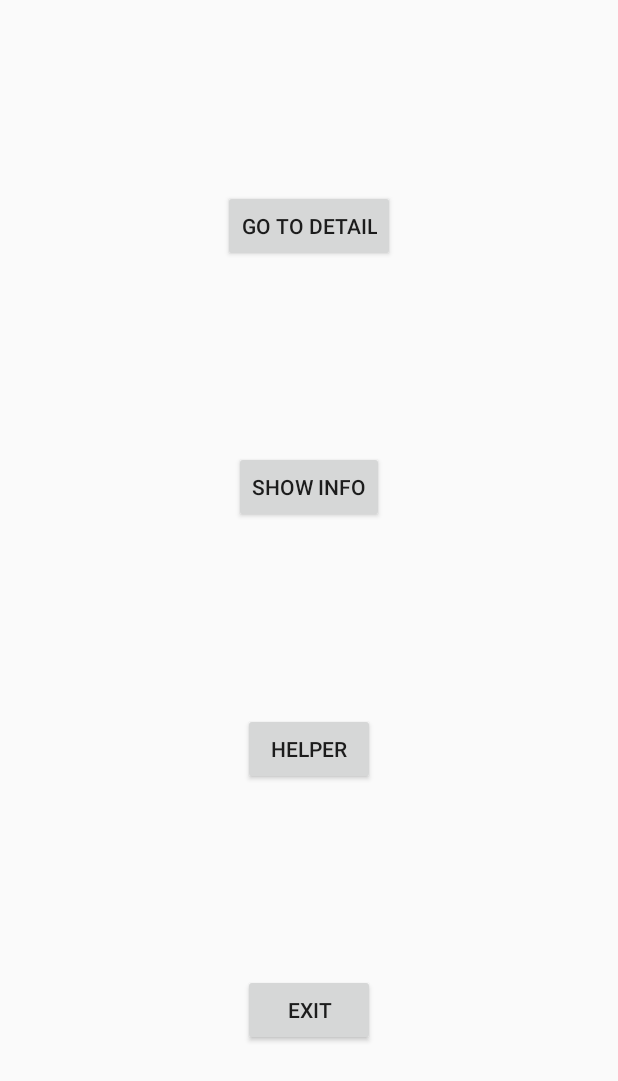
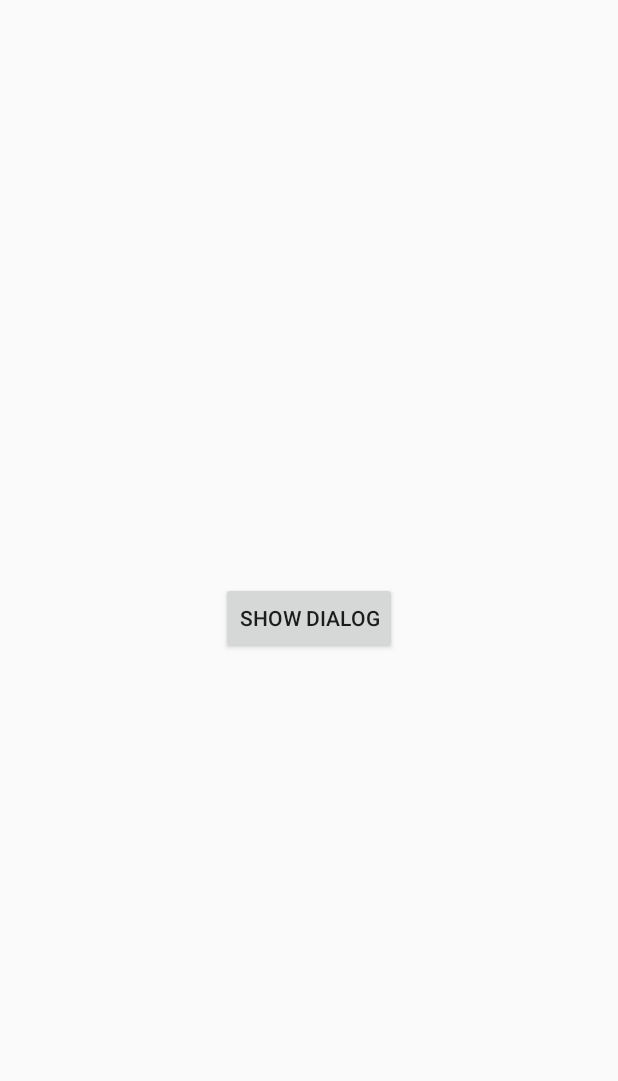
Before and after one commit to zavanton321/cicerone-demo, an Android app: the layout fragment_main.xml on its own in the app's theme, with its tools: preview values and no code run, on a phone screen of 412 x 824 dp. Shown: the top 1081 px of the screen. Run offline under Robolectric (Android 15) with nearby library versions, the phone set to English and light mode, and no system bars.

```diff
--- a/app/src/main/AndroidManifest.xml
+++ b/app/src/main/AndroidManifest.xml
@@ -21,7 +21,5 @@
             </intent-filter>
         </activity>
 
-        <activity android:name=".info.InfoActivity" />
-
     </application>
 </manifest>
--- a/app/src/main/res/layout/fragment_main.xml
+++ b/app/src/main/res/layout/fragment_main.xml
@@ -6,41 +6,11 @@
     android:orientation="vertical">
 
     <Button
-        android:id="@+id/okButton"
-        android:layout_width="wrap_content"
-        android:layout_height="wrap_content"
-        android:text="Go to detail"
-        app:layout_constraintBottom_toTopOf="@id/infoButton"
-        app:layout_constraintEnd_toEndOf="parent"
-        app:layout_constraintStart_toStartOf="parent"
-        app:layout_constraintTop_toTopOf="parent" />
-
-    <Button
-        android:id="@+id/infoButton"
-        android:text="Show Info"
+        android:id="@+id/showDialogButton"
+        android:text="Show Dialog"
         app:layout_constraintStart_toStartOf="parent"
         app:layout_constraintEnd_toEndOf="parent"
-        app:layout_constraintTop_toBottomOf="@id/okButton"
-        app:layout_constraintBottom_toTopOf="@id/helperButton"
-        android:layout_width="wrap_content"
-        android:layout_height="wrap_content" />
-
-    <Button
-        android:id="@+id/helperButton"
-        android:text="Helper"
-        app:layout_constraintStart_toStartOf="parent"
-        app:layout_constraintEnd_toEndOf="parent"
-        app:layout_constraintTop_toBottomOf="@id/infoButton"
-        app:layout_constraintBottom_toTopOf="@id/exitButton"
-        android:layout_width="wrap_content"
-        android:layout_height="wrap_content" />
-
-    <Button
-        android:id="@+id/exitButton"
-        android:text="Exit"
-        app:layout_constraintStart_toStartOf="parent"
-        app:layout_constraintEnd_toEndOf="parent"
-        app:layout_constraintTop_toBottomOf="@id/helperButton"
+        app:layout_constraintTop_toTopOf="parent"
         app:layout_constraintBottom_toBottomOf="parent"
         android:layout_width="wrap_content"
         android:layout_height="wrap_content" />
```
Also changed, not shown: app/src/main/java/ru/zavanton/demoimage/detail/DetailFragment.kt (deleted, +0 -27 lines), app/src/main/java/ru/zavanton/demoimage/dialog/HelperDialog.kt (+19 -17 lines), app/src/main/java/ru/zavanton/demoimage/info/InfoActivity.kt (deleted, +0 -14 lines), app/src/main/java/ru/zavanton/demoimage/main/MainFragment.kt (+4 -14 lines), app/src/main/java/ru/zavanton/demoimage/main/MainPresenter.kt (+6 -16 lines), app/src/main/java/ru/zavanton/demoimage/navigation/CustomNavigator.kt (+5 -2 lines), app/src/main/java/ru/zavanton/demoimage/navigation/CustomRouter.kt (+7 -2 lines), app/src/main/java/ru/zavanton/demoimage/navigation/Screens.kt (+0 -18 lines), app/src/main/java/ru/zavanton/demoimage/navigation/ShowDialogCommand.kt (+6 -1 lines), app/src/main/res/layout/activity_info.xml (deleted, +0 -12 lines), app/src/main/res/layout/fragment_detail.xml (deleted, +0 -12 lines).
